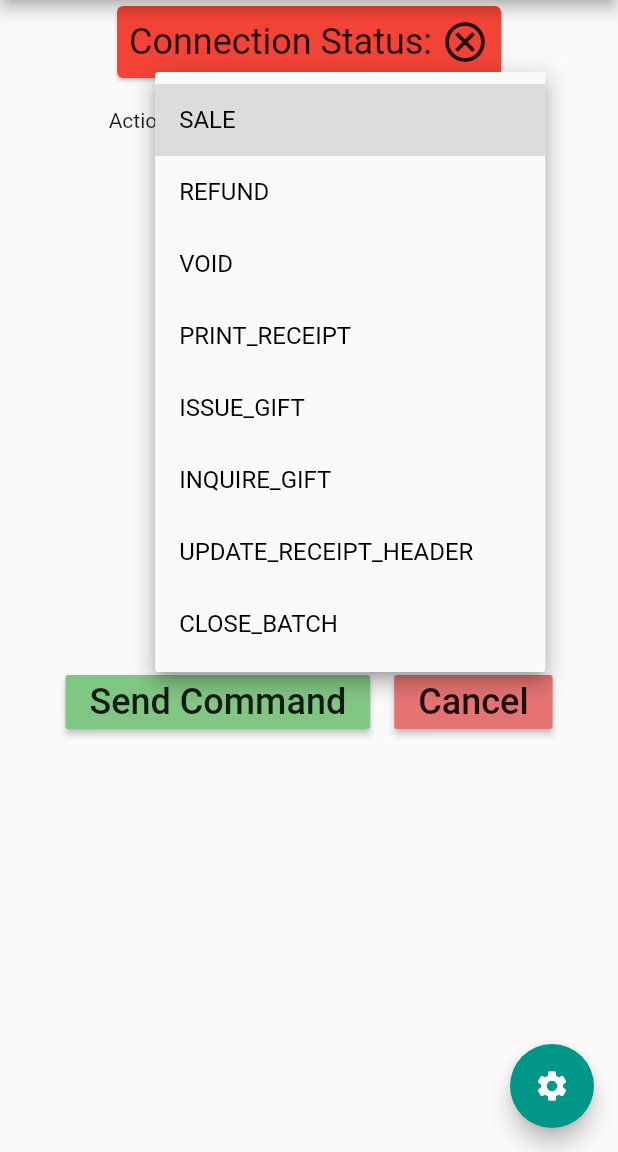
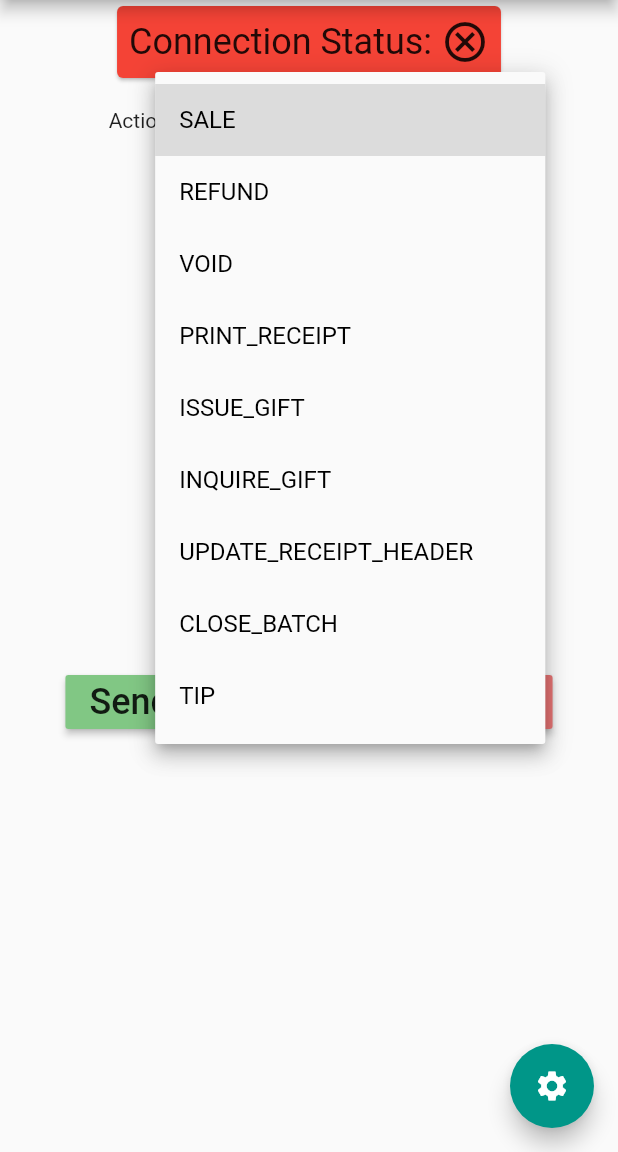
Before and after one commit to jordan-lumley/payments_runner, a Flutter app: the screen it shows after launch, after a tap on the "arrow drop down" icon, on a phone screen of 412 x 824 dp, the part 84-1236 px from its top. Run offline on Flutter 3.47's test engine with Material 2 defaults, Android fonts, the phone set to English and light mode, and no system bars; missing offline and left inert: engine.

Commit message:
oh jeez oh man

```diff
--- a/lib/main.dart
+++ b/lib/main.dart
@@ -56,7 +56,8 @@ class _MyHomePageState extends State<MyHomePage>
     "ISSUE_GIFT",
     "INQUIRE_GIFT",
     "UPDATE_RECEIPT_HEADER",
-    "CLOSE_BATCH"
+    "CLOSE_BATCH",
+    "TIP"
   ];
 
   List _tenderTypes = ["CREDIT", "DEBIT", "GIFT", "EBT"];
@@ -263,6 +264,28 @@ class _MyHomePageState extends State<MyHomePage>
               ),
             ],
           ),
+          // Padding(
+          //   padding: const EdgeInsets.all(8.0),
+          //   child: MaterialButton(
+          //     color: Colors.blue[300],
+          //     onPressed: () async {
+          //       await SocketBroker(
+          //               host: _hostIpController.text,
+          //               port: int.parse(_hostPortController.text))
+          //           .connect(onError: (err) {
+          //         print(err);
+          //       }, whenConnected: (socket) async {
+          //         socket.writeJson({"action": "TIP"});
+          //       });
+          //     },
+          //     child: Text(
+          //       'Show Tip',
+          //       style: TextStyle(
+          //         fontSize: 24,
+          //       ),
+          //     ),
+          //   ),
+          // ),
         ],
       ),
       floatingActionButton: FloatingActionButton(
```
